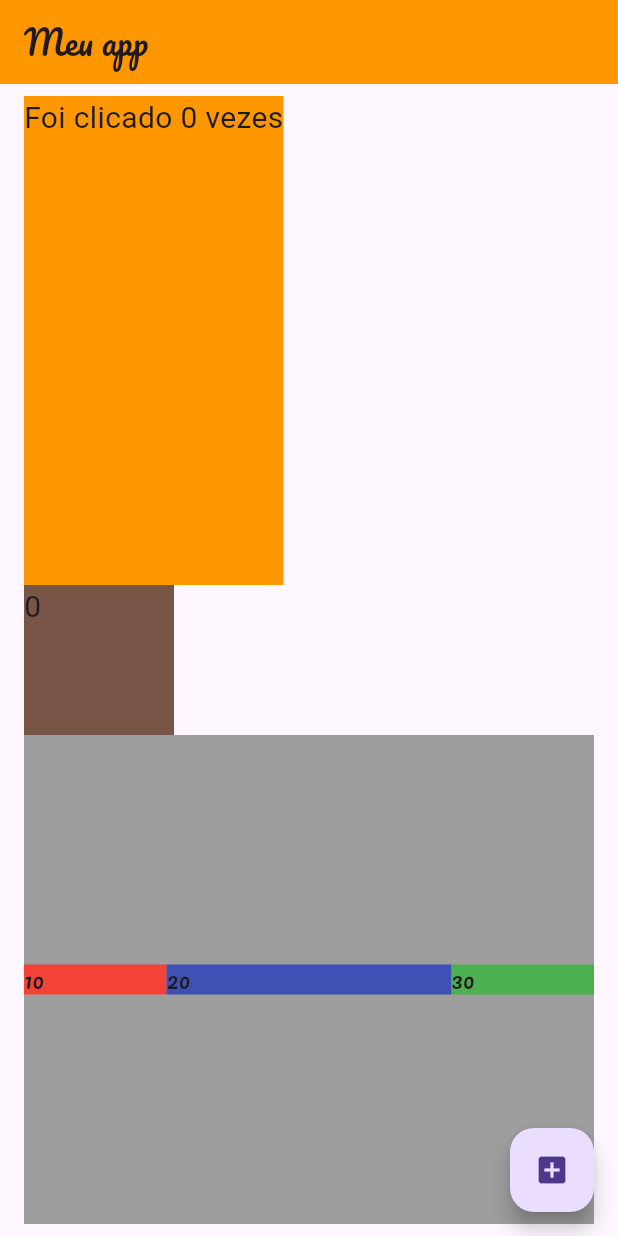
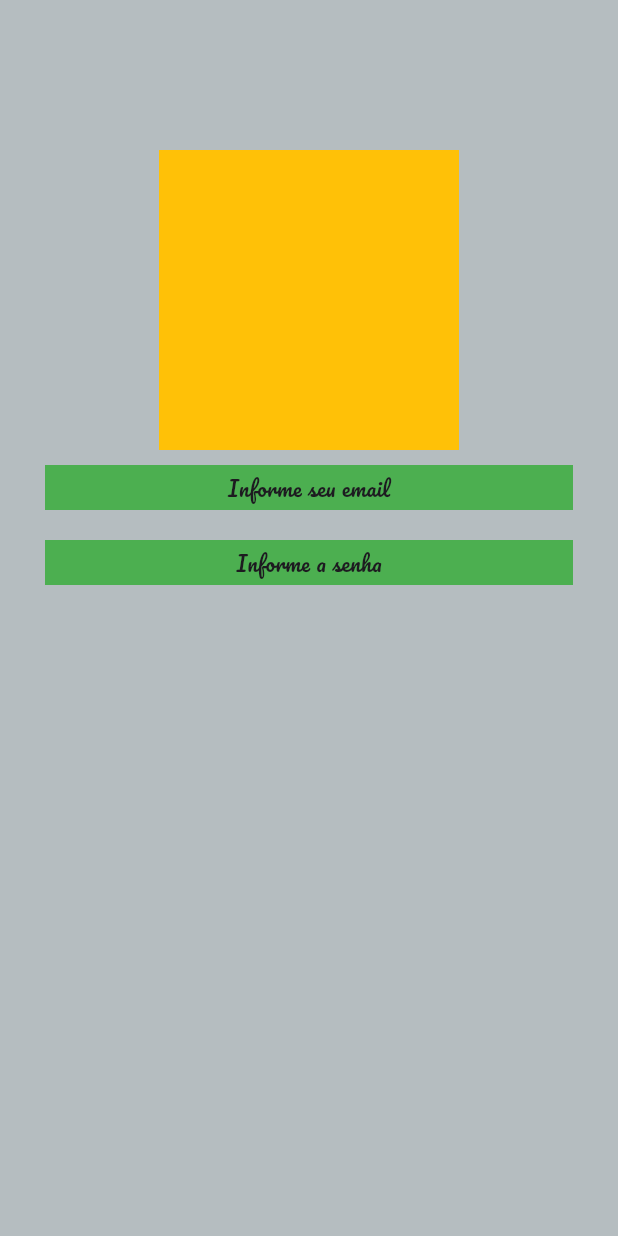
Before and after one commit to GustavoCanuto/Flutter, a Flutter app: the screen it shows after launch, on a phone screen of 412 x 824 dp. Run offline on Flutter 3.47's test engine with Material 3 defaults, Android fonts, the light colour scheme and no system bars; our stand-ins replace google_fonts; Roboto replaces fonts that are missing (Acme).

Commit message:
feat: inicio tela login

```diff
--- /dev/null
+++ b/myapp/lib/pages/login_page.dart
@@ -0,0 +1,55 @@
+import 'package:flutter/material.dart';
+
+class LoginPage extends StatefulWidget {
+  const LoginPage({super.key});
+
+  @override
+  State<LoginPage> createState() => _LoginPageState();
+}
+
+class _LoginPageState extends State<LoginPage> {
+  @override
+  Widget build(BuildContext context) {
+    return SafeArea(
+      child: Scaffold(
+        backgroundColor: Color.fromARGB(255, 181, 189, 192),
+        body: SizedBox(
+          width: double.infinity,
+          child: Column(
+            crossAxisAlignment: CrossAxisAlignment.center,
+            children: [
+              const SizedBox(
+                height: 100,
+              ),
+              Container(
+               // margin: EdgeInsets.only(top:50),
+                width: 200, height: 200, color: Colors.amber,),
+
+                   const SizedBox(
+                height: 10,
+              ),
+              Container(
+                color: Colors.green,
+                width: double.infinity,
+                margin: EdgeInsets.symmetric(horizontal: 30),
+                height: 30,
+                alignment: Alignment.center,
+                child: Text("Informe seu email"),
+              ),
+               const SizedBox(
+                height: 20,
+              ),
+              Container(
+                color: Colors.green,
+                width: double.infinity,
+                margin: EdgeInsets.symmetric(horizontal: 30),
+                height: 30,
+                alignment: Alignment.center,
+                child: Text("Informe a senha"),
+              )
+            ],
+          ),
+        ),),
+    );
+  }
+}
--- a/myapp/lib/pages/my_app.dart
+++ b/myapp/lib/pages/my_app.dart
@@ -2,6 +2,7 @@
 import 'package:flutter/material.dart';
 import 'package:google_fonts/google_fonts.dart';
 import 'package:myapp/pages/home_page.dart';
+import 'package:myapp/pages/login_page.dart';
 
 class MyApp extends StatelessWidget {
   const MyApp({super.key});
@@ -17,7 +18,7 @@ class MyApp extends StatelessWidget {
         ),
         textTheme:  GoogleFonts.pacificoTextTheme(),
       ),
-      home: const HomePage(),
+      home: const LoginPage(),
     );
   }
 }
```
